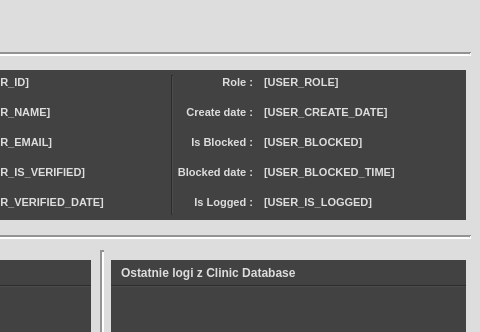
jszmigiel2304/Clinic_Client, file w_userprofilewindow.ui: the form before one commit; both pictures show x 270 to 750 and y 0 to 332 of the 750 by 600 pixel window.
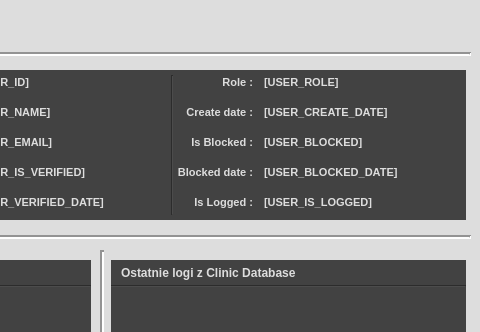
The form after the commit. Icons and pictures are not drawn.

Commit message: user profile

What changed in the file:
```diff
--- a/w_userprofilewindow.ui
+++ b/w_userprofilewindow.ui
@@ -856,7 +856,7 @@
       <string notr="true">color: rgb(221, 221, 221);</string>
      </property>
      <property name="text">
-      <string>[USER_BLOCKED_TIME]</string>
+      <string>[USER_BLOCKED_DATE]</string>
      </property>
      <property name="alignment">
       <set>Qt::AlignLeading|Qt::AlignLeft|Qt::AlignVCenter</set>
```
Left out of the diff: 20 changed lines with no effect on the pictures. The commit also changes 2 other files.
